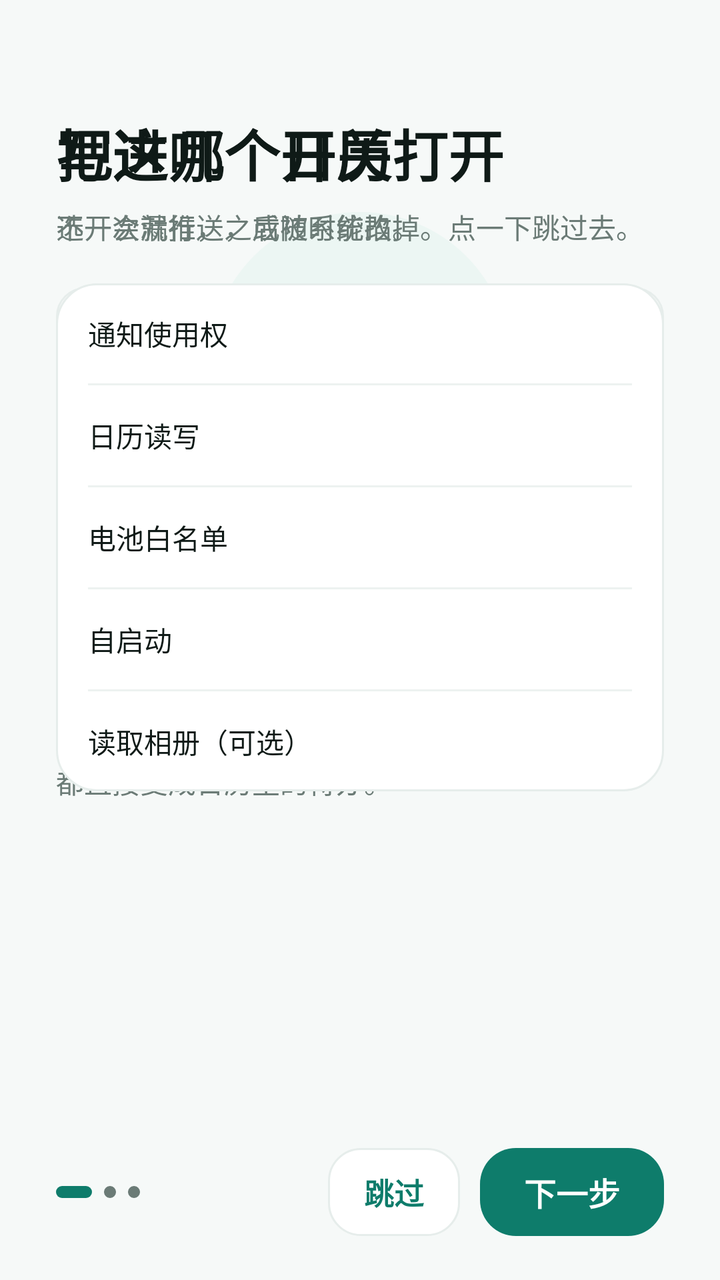
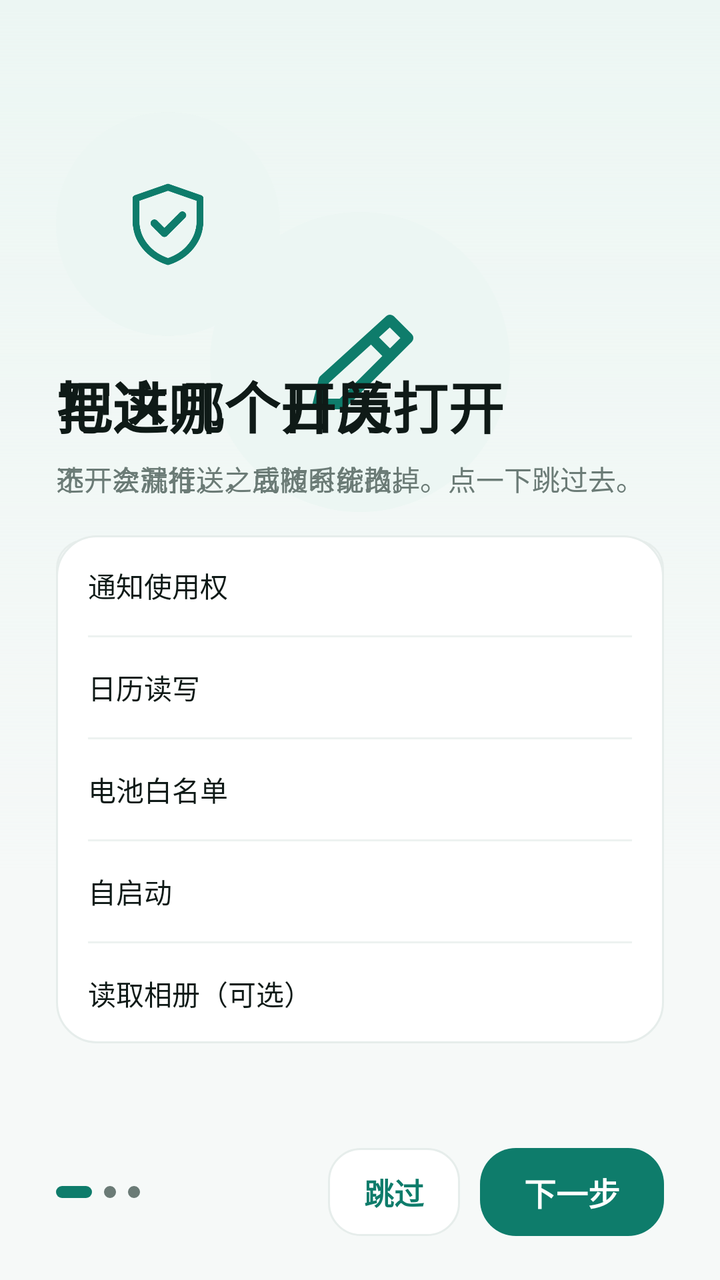

Screens rendered from an Android XML layout before and after an edit, with the pre-edit source and the edit as a unified diff.
<!-- AndroidManifest.xml: activity theme Theme.NtfyCalendar.Home -->
<!-- res/layout/activity_onboarding.xml -->
﻿<?xml version="1.0" encoding="utf-8"?>
<FrameLayout xmlns:android="http://schemas.android.com/apk/res/android"
    android:layout_width="match_parent"
    android:layout_height="match_parent"
    android:background="?attr/bnWindowBg">

    
    <FrameLayout
        android:id="@+id/deck"
        android:layout_width="match_parent"
        android:layout_height="match_parent"
        android:clipChildren="false">

        
        <LinearLayout
            android:id="@+id/step1"
            android:layout_width="match_parent"
            android:layout_height="match_parent"
            android:orientation="vertical"
            android:paddingLeft="28dp"
            android:paddingRight="28dp"
            android:paddingTop="56dp"
            android:paddingBottom="104dp">

            <FrameLayout
                android:layout_width="match_parent"
                android:layout_height="250dp"
                android:clipChildren="false">

                <View
                    android:layout_width="150dp"
                    android:layout_height="150dp"
                    android:layout_gravity="center"
                    android:background="@drawable/bg_hero_ring" />

                <ImageView
                    android:id="@+id/hero1"
                    android:layout_width="72dp"
                    android:layout_height="72dp"
                    android:layout_gravity="center"
                    android:contentDescription="@null"
                    android:src="@drawable/ic_nav_quick"
                    android:tint="?attr/bnPrimary" />
            </FrameLayout>

            <TextView
                android:layout_width="match_parent"
                android:layout_height="wrap_content"
                android:letterSpacing="0.01"
                android:text="记一条，只要一步"
                android:textColor="?attr/bnTextPrimary"
                android:textSize="28sp"
                android:textStyle="bold" />

            <TextView
                android:layout_width="match_parent"
                android:layout_height="wrap_content"
                android:layout_marginTop="8dp"
                android:lineSpacingExtra="5dp"
                android:text="一句话、一张截图、或者从别的 App 分享过来，都直接变成日历里的待办。"
                android:textColor="?attr/bnTextSecondary"
                android:textSize="14sp" />

            <View
                android:layout_width="match_parent"
                android:layout_height="0dp"
                android:layout_weight="1" />
        </LinearLayout>

        
        <LinearLayout
            android:id="@+id/step2"
            android:layout_width="match_parent"
            android:layout_height="match_parent"
            android:orientation="vertical"
            android:paddingLeft="28dp"
            android:paddingRight="28dp"
            android:paddingTop="56dp"
            android:paddingBottom="104dp">

            <TextView
                android:layout_width="match_parent"
                android:layout_height="wrap_content"
                android:text="写进哪个日历"
                android:textColor="?attr/bnTextPrimary"
                android:textSize="28sp"
                android:textStyle="bold" />

            <TextView
                android:layout_width="match_parent"
                android:layout_height="wrap_content"
                android:layout_marginTop="6dp"
                android:text="选一次就行，之后随时能改。"
                android:textColor="?attr/bnTextSecondary"
                android:textSize="14sp" />

            <Spinner
                android:id="@+id/spOnbCalendar"
                android:layout_width="match_parent"
                android:layout_height="52dp"
                android:layout_marginTop="20dp"
                android:background="@drawable/bg_input"
                android:paddingLeft="14dp"
                android:paddingRight="14dp" />

            <TextView
                android:id="@+id/tvOnbCalendarHint"
                style="@style/HintText"
                android:visibility="gone" />

            <Button
                android:id="@+id/btnOnbCreateCalendar"
                style="@style/BtnTonal"
                android:layout_marginTop="10dp"
                android:text="没有可写的日历？建一个本地的" />

            <EditText
                android:id="@+id/etOnbApiKey"
                style="@style/FormInput"
                android:layout_marginTop="18dp"
                android:hint="DeepSeek API Key（截图识别用，可跳过）"
                android:inputType="textPassword" />
        </LinearLayout>

        
        <LinearLayout
            android:id="@+id/step3"
            android:layout_width="match_parent"
            android:layout_height="match_parent"
            android:orientation="vertical"
            android:paddingLeft="28dp"
            android:paddingRight="28dp"
            android:paddingTop="56dp"
            android:paddingBottom="104dp">

            <TextView
                android:layout_width="match_parent"
                android:layout_height="wrap_content"
                android:text="把这几个开关打开"
                android:textColor="?attr/bnTextPrimary"
                android:textSize="28sp"
                android:textStyle="bold" />

            <TextView
                android:layout_width="match_parent"
                android:layout_height="wrap_content"
                android:layout_marginTop="6dp"
                android:text="不开会漏推送，或被系统掐掉。点一下跳过去。"
                android:textColor="?attr/bnTextSecondary"
                android:textSize="14sp" />

            <LinearLayout
                android:layout_width="match_parent"
                android:layout_height="wrap_content"
                android:layout_marginTop="18dp"
                android:background="@drawable/bg_card"
                android:orientation="vertical"
                android:paddingLeft="16dp"
                android:paddingRight="16dp">

                <LinearLayout
                    android:id="@+id/permNotification"
                    style="@style/AboutRow"
                    android:background="?android:attr/selectableItemBackground"
                    android:clickable="true"
                    android:focusable="true">
                    <TextView
                        style="@style/AboutKey"
                        android:text="通知使用权" />
                    <TextView
                        android:id="@+id/permNotificationState"
                        style="@style/AboutValue" />
                </LinearLayout>

                <View style="@style/AboutDivider" />

                <LinearLayout
                    android:id="@+id/permCalendar"
                    style="@style/AboutRow"
                    android:background="?android:attr/selectableItemBackground"
                    android:clickable="true"
                    android:focusable="true">
                    <TextView
                        style="@style/AboutKey"
                        android:text="日历读写" />
                    <TextView
                        android:id="@+id/permCalendarState"
                        style="@style/AboutValue" />
                </LinearLayout>

                <View style="@style/AboutDivider" />

                <LinearLayout
                    android:id="@+id/permBattery"
                    style="@style/AboutRow"
                    android:background="?android:attr/selectableItemBackground"
                    android:clickable="true"
                    android:focusable="true">
                    <TextView
                        style="@style/AboutKey"
                        android:text="电池白名单" />
                    <TextView
                        android:id="@+id/permBatteryState"
                        style="@style/AboutValue" />
                </LinearLayout>

                <View style="@style/AboutDivider" />

                <LinearLayout
                    android:id="@+id/permAutostart"
                    style="@style/AboutRow"
                    android:background="?android:attr/selectableItemBackground"
                    android:clickable="true"
                    android:focusable="true">
                    <TextView
                        style="@style/AboutKey"
                        android:text="自启动" />
                    <TextView
                        android:id="@+id/permAutostartState"
                        style="@style/AboutValue" />
                </LinearLayout>

                <View style="@style/AboutDivider" />

                <LinearLayout
                    android:id="@+id/permMedia"
                    style="@style/AboutRow"
                    android:background="?android:attr/selectableItemBackground"
                    android:clickable="true"
                    android:focusable="true">
                    <TextView
                        style="@style/AboutKey"
                        android:text="读取相册（可选）" />
                    <TextView
                        android:id="@+id/permMediaState"
                        style="@style/AboutValue" />
                </LinearLayout>
            </LinearLayout>
        </LinearLayout>
    </FrameLayout>

    
    <LinearLayout
        android:layout_width="match_parent"
        android:layout_height="wrap_content"
        android:layout_gravity="bottom"
        android:gravity="center_vertical"
        android:orientation="horizontal"
        android:paddingLeft="28dp"
        android:paddingRight="28dp"
        android:paddingTop="10dp"
        android:paddingBottom="22dp">

        <LinearLayout
            android:layout_width="0dp"
            android:layout_height="wrap_content"
            android:layout_weight="1"
            android:gravity="center_vertical"
            android:orientation="horizontal">

            <View
                android:id="@+id/dot1"
                android:layout_width="18dp"
                android:layout_height="6dp"
                android:layout_marginEnd="6dp"
                android:background="@drawable/bg_dot_active" />
            <View
                android:id="@+id/dot2"
                android:layout_width="6dp"
                android:layout_height="6dp"
                android:layout_marginEnd="6dp"
                android:background="@drawable/bg_dot_idle" />
            <View
                android:id="@+id/dot3"
                android:layout_width="6dp"
                android:layout_height="6dp"
                android:background="@drawable/bg_dot_idle" />
        </LinearLayout>

        <Button
            android:id="@+id/btnSkip"
            style="@style/BtnTonal"
            android:layout_width="wrap_content"
            android:layout_height="44dp"
            android:minWidth="0dp"
            android:paddingLeft="18dp"
            android:paddingRight="18dp"
            android:text="跳过" />

        <Button
            android:id="@+id/btnNext"
            style="@style/BtnPrimary"
            android:layout_width="wrap_content"
            android:layout_height="44dp"
            android:layout_marginStart="10dp"
            android:minWidth="0dp"
            android:paddingLeft="22dp"
            android:paddingRight="22dp"
            android:text="下一步" />
    </LinearLayout>
</FrameLayout>
<!-- resources referenced by this layout -->
<resources>
  <!-- drawable bg_dot_idle (drawable) -->
  <?xml version="1.0" encoding="utf-8"?>
  <shape xmlns:android="http://schemas.android.com/apk/res/android"
      android:shape="oval">
      <solid android:color="?attr/bnTextSecondary" />
  </shape>
  <!-- drawable bg_hero_ring (drawable) -->
  <?xml version="1.0" encoding="utf-8"?>
  <shape xmlns:android="http://schemas.android.com/apk/res/android"
      android:shape="oval">
      <solid android:color="?attr/bnChipBg" />
  </shape>
  <style name="AboutDivider">
          <item name="android:layout_width">match_parent</item>
          <item name="android:layout_height">1dp</item>
          <item name="android:background">?attr/bnDivider</item>
      </style>
  <style name="AboutRow">
          <item name="android:layout_width">match_parent</item>
          <item name="android:layout_height">50dp</item>
          <item name="android:gravity">center_vertical</item>
          <item name="android:orientation">horizontal</item>
      </style>
  <color name="primary">#FF0E7C6B</color>
  <color name="primary_dark">#FF0A5A4D</color>
  <color name="text_on_primary">#FFFFFFFF</color>
  <color name="accent">#FFF59E0B</color>
  <color name="window_bg">#FFF6F9F8</color>
  <color name="surface">#FFFFFFFF</color>
  <color name="card_bg">#FFFFFFFF</color>
  <color name="card_stroke">#FFE6EDEB</color>
  <color name="divider">#FFEDF2F0</color>
  <color name="text_primary">#FF0F1A17</color>
  <color name="text_secondary">#FF6B7B76</color>
  <color name="chip_bg">#FFECF6F3</color>
  <color name="icon_bg">#FFF1F5F4</color>
  <color name="danger">#FFC94848</color>
  <color name="nav_bg">#FFFFFFFF</color>
  <color name="ripple">#140E7C6B</color>
  <!-- unchanged entries left out for length: 15 -->
</resources>

<!-- the commit's change to res/layout/activity_onboarding.xml (unified diff, before → after) -->
@@ -3,6 +3,13 @@
     android:layout_width="match_parent"
     android:layout_height="match_parent"
     android:background="?attr/bnWindowBg">
+
+    
+    <View
+        android:id="@+id/ambient"
+        android:layout_width="match_parent"
+        android:layout_height="440dp"
+        android:background="@drawable/bg_ambient" />
 
     
     <FrameLayout
@@ -78,6 +85,26 @@
             android:paddingTop="56dp"
             android:paddingBottom="104dp">
 
+            <FrameLayout
+                android:layout_width="112dp"
+                android:layout_height="112dp"
+                android:layout_marginBottom="14dp"
+                android:clipChildren="false">
+
+                <View
+                    android:layout_width="112dp"
+                    android:layout_height="112dp"
+                    android:background="@drawable/bg_hero_ring" />
+
+                <ImageView
+                    android:id="@+id/hero2"
+                    android:layout_width="48dp"
+                    android:layout_height="48dp"
+                    android:layout_gravity="center"
+                    android:contentDescription="@null"
+                    android:src="@drawable/ic_scene_calendar" />
+            </FrameLayout>
+
             <TextView
                 android:layout_width="match_parent"
                 android:layout_height="wrap_content"
@@ -132,6 +159,26 @@
             android:paddingRight="28dp"
             android:paddingTop="56dp"
             android:paddingBottom="104dp">
+
+            <FrameLayout
+                android:layout_width="112dp"
+                android:layout_height="112dp"
+                android:layout_marginBottom="14dp"
+                android:clipChildren="false">
+
+                <View
+                    android:layout_width="112dp"
+                    android:layout_height="112dp"
+                    android:background="@drawable/bg_hero_ring" />
+
+                <ImageView
+                    android:id="@+id/hero3"
+                    android:layout_width="48dp"
+                    android:layout_height="48dp"
+                    android:layout_gravity="center"
+                    android:contentDescription="@null"
+                    android:src="@drawable/ic_scene_shield" />
+            </FrameLayout>
 
             <TextView
                 android:layout_width="match_parent"
<!-- resource entries referenced after the edit -->
@@ -1,5 +1,15 @@
 <!-- resources referenced by this layout -->
 <resources>
+  <!-- drawable bg_ambient (drawable) -->
+  <?xml version="1.0" encoding="utf-8"?>
+  <shape xmlns:android="http://schemas.android.com/apk/res/android"
+      android:shape="rectangle">
+      <gradient
+          android:angle="270"
+          android:endColor="#00FFFFFF"
+          android:startColor="?attr/bnChipBg"
+          android:type="linear" />
+  </shape>
   <!-- drawable bg_dot_idle (drawable) -->
   <?xml version="1.0" encoding="utf-8"?>
   <shape xmlns:android="http://schemas.android.com/apk/res/android"
@@ -12,6 +22,54 @@
       android:shape="oval">
       <solid android:color="?attr/bnChipBg" />
   </shape>
+  <!-- drawable ic_scene_calendar (drawable) -->
+  <?xml version="1.0" encoding="utf-8"?>
+  <vector xmlns:android="http://schemas.android.com/apk/res/android"
+      android:width="72dp"
+      android:height="72dp"
+      android:viewportWidth="24"
+      android:viewportHeight="24"
+      android:tint="?attr/bnPrimary">
+      <path
+          android:fillColor="#00000000"
+          android:pathData="M4.5,2.5 H19.5 A2,2 0 0 1,21.5 4.5 V19.5 A2,2 0 0 1,19.5 21.5 H4.5 A2,2 0 0 1,2.5 19.5 V4.5 A2,2 0 0 1,4.5 2.5 Z"
+          android:strokeColor="#FF000000"
+          android:strokeWidth="1.7"
+          android:strokeLineJoin="round" />
+      <path
+          android:fillColor="#00000000"
+          android:pathData="M2.5,7.5 H21.5"
+          android:strokeColor="#FF000000"
+          android:strokeWidth="1.7" />
+      <path
+          android:fillColor="#00000000"
+          android:pathData="M6.5,11 H10.5 M6.5,15 H13.5"
+          android:strokeColor="#FF000000"
+          android:strokeWidth="1.7"
+          android:strokeLineCap="round" />
+  </vector>
+  <!-- drawable ic_scene_shield (drawable) -->
+  <?xml version="1.0" encoding="utf-8"?>
+  <vector xmlns:android="http://schemas.android.com/apk/res/android"
+      android:width="72dp"
+      android:height="72dp"
+      android:viewportWidth="24"
+      android:viewportHeight="24"
+      android:tint="?attr/bnPrimary">
+      <path
+          android:fillColor="#00000000"
+          android:pathData="M12,2.8 L20,5.6 V11.2 C20,16.1 16.6,19.9 12,21.4 C7.4,19.9 4,16.1 4,11.2 V5.6 Z"
+          android:strokeColor="#FF000000"
+          android:strokeWidth="1.7"
+          android:strokeLineJoin="round" />
+      <path
+          android:fillColor="#00000000"
+          android:pathData="M8.6,11.8 L11.1,14.3 L15.6,9.8"
+          android:strokeColor="#FF000000"
+          android:strokeWidth="1.9"
+          android:strokeLineCap="round"
+          android:strokeLineJoin="round" />
+  </vector>
   <style name="AboutDivider">
           <item name="android:layout_width">match_parent</item>
           <item name="android:layout_height">1dp</item>
